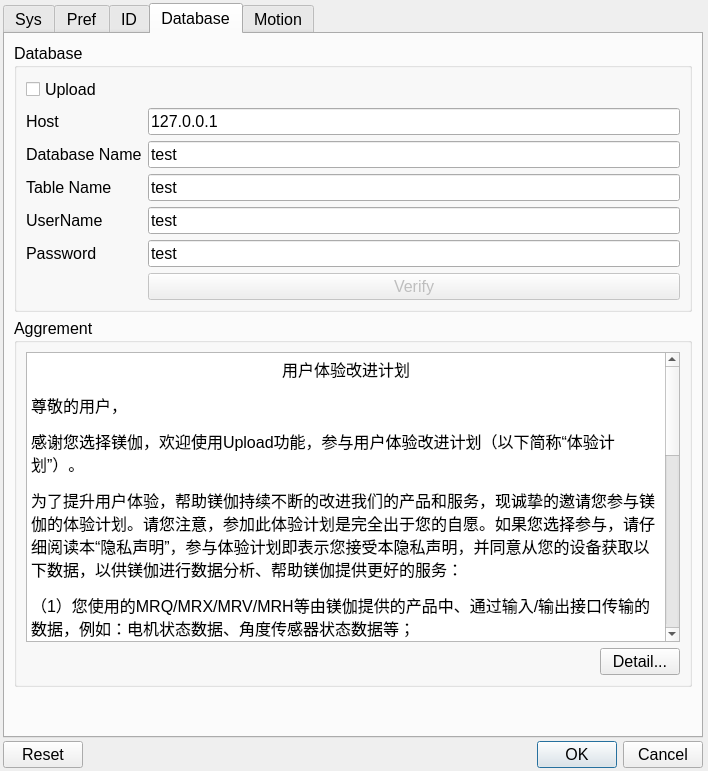
Above: source/wnd/ui/syspref.ui from ww4u/megarobostudio before the change. Below: the same form after it.
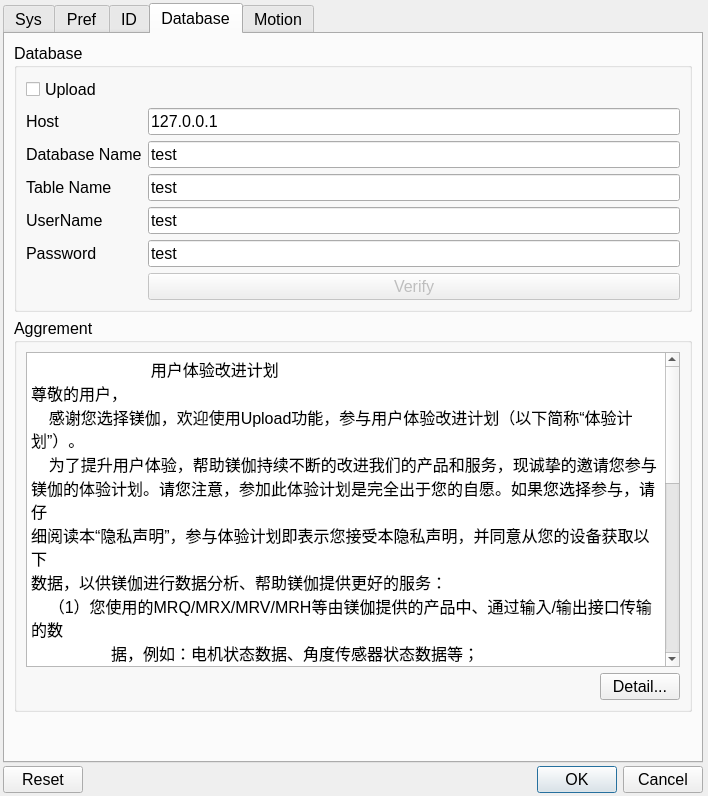
That is the form after the change. The open tabs and pages were chosen to show the change. Icons and pictures are not drawn.

The edit to the form file:
```diff
--- a/source/wnd/ui/syspref.ui
+++ b/source/wnd/ui/syspref.ui
@@ -7,7 +7,7 @@
     <x>0</x>
     <y>0</y>
     <width>708</width>
-    <height>725</height>
+    <height>793</height>
    </rect>
   </property>
   <property name="sizePolicy">
@@ -58,14 +58,14 @@
      <property name="maximumSize">
       <size>
        <width>700</width>
-       <height>800</height>
+       <height>760</height>
       </size>
      </property>
      <property name="tabPosition">
       <enum>QTabWidget::North</enum>
      </property>
      <property name="currentIndex">
-      <number>0</number>
+      <number>1</number>
      </property>
      <widget class="QWidget" name="tab_2">
       <attribute name="title">
@@ -280,17 +280,17 @@
           <string>MISA</string>
          </property>
          <layout class="QFormLayout" name="formLayout_5">
-          <item row="1" column="0">
+          <item row="2" column="0">
            <widget class="QLabel" name="label_26">
             <property name="text">
              <string>Remote Path</string>
             </property>
            </widget>
           </item>
-          <item row="1" column="1">
+          <item row="2" column="1">
            <widget class="QLineEdit" name="edtRemotePath"/>
           </item>
-          <item row="3" column="0" colspan="2">
+          <item row="4" column="0" colspan="2">
            <widget class="QGroupBox" name="groupBox_14">
             <property name="title">
              <string>COM</string>
@@ -333,7 +333,7 @@
             </layout>
            </widget>
           </item>
-          <item row="2" column="0" colspan="2">
+          <item row="3" column="0" colspan="2">
            <widget class="QGroupBox" name="groupBox_6">
             <property name="title">
              <string>Socket</string>
@@ -382,6 +382,20 @@
             </layout>
            </widget>
           </item>
+          <item row="1" column="0">
+           <widget class="QLabel" name="label_50">
+            <property name="text">
+             <string>Host Name</string>
+            </property>
+           </widget>
+          </item>
+          <item row="1" column="1">
+           <widget class="QLabel" name="labelHostName">
+            <property name="text">
+             <string>TextLabel</string>
+            </property>
+           </widget>
+          </item>
          </layout>
         </widget>
        </item>
@@ -1489,22 +1503,33 @@
 &lt;html&gt;&lt;head&gt;&lt;meta name=&quot;qrichtext&quot; content=&quot;1&quot; /&gt;&lt;style type=&quot;text/css&quot;&gt;
 p, li { white-space: pre-wrap; }
 &lt;/style&gt;&lt;/head&gt;&lt;body style=&quot; font-family:'SimSun'; font-size:12pt; font-weight:400; font-style:normal;&quot;&gt;
-&lt;p align=&quot;center&quot; style=&quot; margin-top:12px; margin-bottom:12px; margin-left:0px; margin-right:0px; -qt-block-indent:0; text-indent:0px;&quot;&gt;&lt;a name=&quot;OLE_LINK2&quot;&gt;&lt;/a&gt;&lt;span style=&quot; font-family:'宋体';&quot;&gt;用&lt;/span&gt;&lt;span style=&quot; font-family:'宋体';&quot;&gt;户体验改进计划&lt;/span&gt;&lt;/p&gt;
-&lt;p style=&quot; margin-top:12px; margin-bottom:12px; margin-left:0px; margin-right:0px; -qt-block-indent:0; text-indent:0px;&quot;&gt;&lt;span style=&quot; font-family:'宋体';&quot;&gt;尊敬的用户，&lt;/span&gt;&lt;/p&gt;
-&lt;p style=&quot; margin-top:12px; margin-bottom:12px; margin-left:0px; margin-right:0px; -qt-block-indent:0; text-indent:0px;&quot;&gt;&lt;span style=&quot; font-family:'宋体';&quot;&gt;感谢您选择镁伽，欢迎使用Upload功能，参与用户体验改进计划（以下简称“体验计划”）。&lt;/span&gt;&lt;/p&gt;
-&lt;p style=&quot; margin-top:12px; margin-bottom:12px; margin-left:0px; margin-right:0px; -qt-block-indent:0; text-indent:0px;&quot;&gt;&lt;span style=&quot; font-family:'宋体';&quot;&gt;为了提升用户体验，帮助镁伽持续不断的改进我们的产品和服务，现诚挚的邀请您参与镁伽的体验计划。请您注意，参加此体验计划是完全出于您的自愿。如果您选择参与，请仔细阅读本“隐私声明”，参与体验计划即表示您接受本隐私声明，并同意从您的设备获取以下数据，以供镁伽进行数据分析、帮助镁伽提供更好的服务：&lt;/span&gt;&lt;/p&gt;
-&lt;p style=&quot; margin-top:12px; margin-bottom:12px; margin-left:0px; margin-right:0px; -qt-block-indent:0; text-indent:0px;&quot;&gt;&lt;span style=&quot; font-family:'宋体';&quot;&gt;（1）您使用的MRQ/MRX/MRV/MRH等由镁伽提供的产品中、通过输入/输出接口传输的数据，例如：电机状态数据、角度传感器状态数据等；&lt;/span&gt;&lt;/p&gt;
-&lt;p style=&quot; margin-top:12px; margin-bottom:12px; margin-left:0px; margin-right:0px; -qt-block-indent:0; text-indent:0px;&quot;&gt;&lt;span style=&quot; font-family:'宋体';&quot;&gt;（2）您的电机数据经过处理后再传输给镁伽，镁伽将对收集到的数据进行分析处理，以改进镁伽的产品、服务以及用户体验。&lt;/span&gt;&lt;/p&gt;
-&lt;p style=&quot; margin-top:12px; margin-bottom:12px; margin-left:0px; margin-right:0px; -qt-block-indent:0; text-indent:0px;&quot;&gt;&lt;span style=&quot; font-family:'宋体';&quot;&gt;（3）若要开始或停止参与本计划，只需要选择/取消“Upload”功能来启用/禁用对您的数据收集和传输。&lt;/span&gt;&lt;/p&gt;
-&lt;p style=&quot; margin-top:12px; margin-bottom:12px; margin-left:0px; margin-right:0px; -qt-block-indent:0; text-indent:0px;&quot;&gt;&lt;span style=&quot; font-family:'宋体';&quot;&gt;（4）从您的设备中收集的数据将存储在安全的“镁伽云”环境中，数据的传输和使用遵守所有关于隐私和数据保护的法律和法规。&lt;/span&gt;&lt;/p&gt;
-&lt;p style=&quot; margin-top:12px; margin-bottom:12px; margin-left:0px; margin-right:0px; -qt-block-indent:0; text-indent:0px;&quot;&gt;&lt;span style=&quot; font-family:'宋体';&quot;&gt;（5）当镁伽的数据分析完成后，为了本计划的目的而从您的设备中收集到的所有数据都将被删除。&lt;/span&gt;&lt;/p&gt;
-&lt;p style=&quot; margin-top:12px; margin-bottom:12px; margin-left:0px; margin-right:0px; -qt-block-indent:0; text-indent:0px;&quot;&gt;&lt;span style=&quot; font-family:'宋体';&quot;&gt;（6）根据您的需要，您可以和镁伽联系，镁伽可以提供给您上述我们获取的所有您使用的设备的数据，以帮助您提高设备使用体验。&lt;/span&gt;&lt;/p&gt;
-&lt;p style=&quot; margin-top:12px; margin-bottom:12px; margin-left:0px; margin-right:0px; -qt-block-indent:0; text-indent:0px;&quot;&gt;&lt;span style=&quot; font-family:'宋体';&quot;&gt;（7）对于从您的设备收集的所有信息，镁伽将严格保密。&lt;/span&gt;&lt;/p&gt;
-&lt;p style=&quot; margin-top:12px; margin-bottom:12px; margin-left:0px; margin-right:0px; -qt-block-indent:0; text-indent:0px;&quot;&gt;&lt;span style=&quot; font-family:'宋体';&quot;&gt;    镁伽重视数据的安全。我们采取业内标准的数据保密做法来保护您的数据，防止数据遭到未经授权的访问、纰漏、使用、修改、损坏或丢失。&lt;/span&gt;&lt;/p&gt;
-&lt;p style=&quot; margin-top:12px; margin-bottom:12px; margin-left:0px; margin-right:0px; -qt-block-indent:0; text-indent:0px;&quot;&gt;&lt;span style=&quot; font-family:'宋体';&quot;&gt;（8）联系方式&lt;/span&gt;&lt;/p&gt;
-&lt;p style=&quot; margin-top:12px; margin-bottom:12px; margin-left:0px; margin-right:0px; -qt-block-indent:0; text-indent:0px;&quot;&gt;&lt;span style=&quot; font-family:'宋体';&quot;&gt;您如果有任何疑问、需求、意见或建议，请发送电子邮件给：&lt;/span&gt;&lt;a href=&quot;mailto:officialmail@megarobo.tech&quot;&gt;&lt;span style=&quot; font-family:'宋体'; text-decoration: underline; color:#0563c1;&quot;&gt;officialmail@megarobo.tech&lt;/span&gt;&lt;/a&gt;&lt;span style=&quot; font-family:'宋体';&quot;&gt;与我们联系，或访问我们的网站&lt;/span&gt;&lt;a href=&quot;http://www.megarobo.cc&quot;&gt;&lt;span style=&quot; font-family:'宋体'; text-decoration: underline; color:#0563c1;&quot;&gt;www.megarobo.cc&lt;/span&gt;&lt;/a&gt;&lt;span style=&quot; font-family:'宋体';&quot;&gt;。&lt;/span&gt;&lt;/p&gt;
-&lt;p style=&quot; margin-top:12px; margin-bottom:12px; margin-left:0px; margin-right:0px; -qt-block-indent:0; text-indent:0px;&quot;&gt;&lt;span style=&quot; font-family:'宋体';&quot;&gt; &lt;/span&gt;&lt;/p&gt;
-&lt;p style=&quot; margin-top:12px; margin-bottom:12px; margin-left:0px; margin-right:0px; -qt-block-indent:0; text-indent:0px;&quot;&gt;&lt;span style=&quot; font-family:'宋体';&quot;&gt;版权所有©北京镁伽机器人科技有限公司2018，保留一切权利。&lt;/span&gt;&lt;/p&gt;&lt;/body&gt;&lt;/html&gt;</string>
+&lt;p style=&quot; margin-top:0px; margin-bottom:0px; margin-left:0px; margin-right:0px; -qt-block-indent:0; text-indent:0px;&quot;&gt;                           用户体验改进计划&lt;/p&gt;
+&lt;p style=&quot; margin-top:0px; margin-bottom:0px; margin-left:0px; margin-right:0px; -qt-block-indent:0; text-indent:0px;&quot;&gt;尊敬的用户，&lt;/p&gt;
+&lt;p style=&quot; margin-top:0px; margin-bottom:0px; margin-left:0px; margin-right:0px; -qt-block-indent:0; text-indent:0px;&quot;&gt;    感谢您选择镁伽，欢迎使用Upload功能，参与用户体验改进计划（以下简称“体验计划”）。&lt;/p&gt;
+&lt;p style=&quot; margin-top:0px; margin-bottom:0px; margin-left:0px; margin-right:0px; -qt-block-indent:0; text-indent:0px;&quot;&gt;    为了提升用户体验，帮助镁伽持续不断的改进我们的产品和服务，现诚挚的邀请您参与&lt;/p&gt;
+&lt;p style=&quot; margin-top:0px; margin-bottom:0px; margin-left:0px; margin-right:0px; -qt-block-indent:0; text-indent:0px;&quot;&gt;镁伽的体验计划。请您注意，参加此体验计划是完全出于您的自愿。如果您选择参与，请仔&lt;/p&gt;
+&lt;p style=&quot; margin-top:0px; margin-bottom:0px; margin-left:0px; margin-right:0px; -qt-block-indent:0; text-indent:0px;&quot;&gt;细阅读本“隐私声明”，参与体验计划即表示您接受本隐私声明，并同意从您的设备获取以下&lt;/p&gt;
+&lt;p style=&quot; margin-top:0px; margin-bottom:0px; margin-left:0px; margin-right:0px; -qt-block-indent:0; text-indent:0px;&quot;&gt;数据，以供镁伽进行数据分析、帮助镁伽提供更好的服务：&lt;/p&gt;
+&lt;p style=&quot; margin-top:0px; margin-bottom:0px; margin-left:0px; margin-right:0px; -qt-block-indent:0; text-indent:0px;&quot;&gt;    （1）您使用的MRQ/MRX/MRV/MRH等由镁伽提供的产品中、通过输入/输出接口传输的数&lt;/p&gt;
+&lt;p style=&quot; margin-top:0px; margin-bottom:0px; margin-left:0px; margin-right:0px; -qt-block-indent:0; text-indent:0px;&quot;&gt;	据，例如：电机状态数据、角度传感器状态数据等；&lt;/p&gt;
+&lt;p style=&quot; margin-top:0px; margin-bottom:0px; margin-left:0px; margin-right:0px; -qt-block-indent:0; text-indent:0px;&quot;&gt;    （2）您的电机数据经过处理后再传输给镁伽，镁伽将对收集到的数据进行分析处理，&lt;/p&gt;
+&lt;p style=&quot; margin-top:0px; margin-bottom:0px; margin-left:0px; margin-right:0px; -qt-block-indent:0; text-indent:0px;&quot;&gt;	以改进镁伽的产品、服务以及用户体验。&lt;/p&gt;
+&lt;p style=&quot; margin-top:0px; margin-bottom:0px; margin-left:0px; margin-right:0px; -qt-block-indent:0; text-indent:0px;&quot;&gt;    （3）若要开始或停止参与本计划，只需要选择/取消“Upload”功能来启用/禁用对您的&lt;/p&gt;
+&lt;p style=&quot; margin-top:0px; margin-bottom:0px; margin-left:0px; margin-right:0px; -qt-block-indent:0; text-indent:0px;&quot;&gt;	数据收集和传输。&lt;/p&gt;
+&lt;p style=&quot; margin-top:0px; margin-bottom:0px; margin-left:0px; margin-right:0px; -qt-block-indent:0; text-indent:0px;&quot;&gt;    （4）从您的设备中收集的数据将存储在安全的“镁伽云”环境中，数据的传输和使用遵&lt;/p&gt;
+&lt;p style=&quot; margin-top:0px; margin-bottom:0px; margin-left:0px; margin-right:0px; -qt-block-indent:0; text-indent:0px;&quot;&gt;	守所有关于隐私和数据保护的法律和法规。&lt;/p&gt;
+&lt;p style=&quot; margin-top:0px; margin-bottom:0px; margin-left:0px; margin-right:0px; -qt-block-indent:0; text-indent:0px;&quot;&gt;    （5）当镁伽的数据分析完成后，为了本计划的目的而从您的设备中收集到的所有数据&lt;/p&gt;
+&lt;p style=&quot; margin-top:0px; margin-bottom:0px; margin-left:0px; margin-right:0px; -qt-block-indent:0; text-indent:0px;&quot;&gt;	都将被删除。&lt;/p&gt;
+&lt;p style=&quot; margin-top:0px; margin-bottom:0px; margin-left:0px; margin-right:0px; -qt-block-indent:0; text-indent:0px;&quot;&gt;    （6）根据您的需要，您可以和镁伽联系，镁伽可以提供给您上述我们获取的所有您使&lt;/p&gt;
+&lt;p style=&quot; margin-top:0px; margin-bottom:0px; margin-left:0px; margin-right:0px; -qt-block-indent:0; text-indent:0px;&quot;&gt;	用的设备的数据，以帮助您提高设备使用体验。&lt;/p&gt;
+&lt;p style=&quot; margin-top:0px; margin-bottom:0px; margin-left:0px; margin-right:0px; -qt-block-indent:0; text-indent:0px;&quot;&gt;    （7）对于从您的设备收集的所有信息，镁伽将严格保密。&lt;/p&gt;
+&lt;p style=&quot; margin-top:0px; margin-bottom:0px; margin-left:0px; margin-right:0px; -qt-block-indent:0; text-indent:0px;&quot;&gt;    镁伽重视数据的安全。我们采取业内标准的数据保密做法来保护您的数据，防止数据遭&lt;/p&gt;
+&lt;p style=&quot; margin-top:0px; margin-bottom:0px; margin-left:0px; margin-right:0px; -qt-block-indent:0; text-indent:0px;&quot;&gt;	到未经授权的访问、纰漏、使用、修改、损坏或丢失。&lt;/p&gt;
+&lt;p style=&quot; margin-top:0px; margin-bottom:0px; margin-left:0px; margin-right:0px; -qt-block-indent:0; text-indent:0px;&quot;&gt;    （8）联系方式&lt;/p&gt;
+&lt;p style=&quot; margin-top:0px; margin-bottom:0px; margin-left:0px; margin-right:0px; -qt-block-indent:0; text-indent:0px;&quot;&gt;    您如果有任何疑问、需求、意见或建议，请发送电子邮件给：&lt;/p&gt;
+&lt;p style=&quot; margin-top:0px; margin-bottom:0px; margin-left:0px; margin-right:0px; -qt-block-indent:0; text-indent:0px;&quot;&gt;	officialmail@megarobo.tech与我们联系，或访问我们的网站www.megarobo.tech。&lt;/p&gt;
+&lt;p style=&quot;-qt-paragraph-type:empty; margin-top:0px; margin-bottom:0px; margin-left:0px; margin-right:0px; -qt-block-indent:0; text-indent:0px;&quot;&gt;&lt;br /&gt;&lt;/p&gt;
+&lt;p style=&quot; margin-top:0px; margin-bottom:0px; margin-left:0px; margin-right:0px; -qt-block-indent:0; text-indent:0px;&quot;&gt;    版权所有©北京镁伽机器人科技有限公司2018，保留一切权利。&lt;/p&gt;&lt;/body&gt;&lt;/html&gt;</string>
             </property>
             <property name="acceptRichText">
              <bool>true</bool>
```
